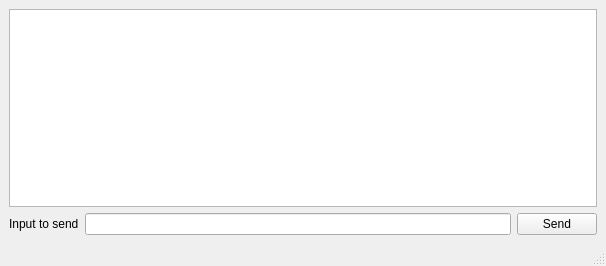
alexanderrll/boost, file boost_asio/asio_server/mainwindowserver.ui: the form before one commit.
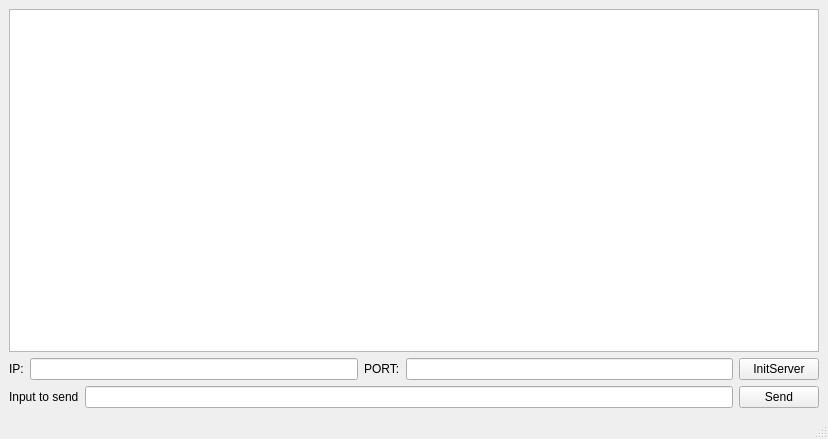
The form after the commit.

Commit message: server init, but client disconnected

```diff
--- a/boost_asio/asio_server/mainwindowserver.ui
+++ b/boost_asio/asio_server/mainwindowserver.ui
@@ -6,8 +6,8 @@
    <rect>
     <x>0</x>
     <y>0</y>
-    <width>606</width>
-    <height>266</height>
+    <width>828</width>
+    <height>439</height>
    </rect>
   </property>
   <property name="windowTitle">
@@ -18,6 +18,37 @@
     <item>
      <widget class="QTextEdit" name="te_Log"/>
     </item>
+    <item>
+     <layout class="QHBoxLayout" name="horizontalLayout">
+      <item>
+       <widget class="QLabel" name="label_2">
+        <property name="text">
+         <string>IP:</string>
+        </property>
+       </widget>
+      </item>
+      <item>
+       <widget class="QLineEdit" name="le_IP"/>
+      </item>
+      <item>
+       <widget class="QLabel" name="label_3">
+        <property name="text">
+         <string>PORT:</string>
+        </property>
+       </widget>
+      </item>
+      <item>
+       <widget class="QLineEdit" name="le_PORT"/>
+      </item>
+      <item>
+       <widget class="QPushButton" name="pb_InitServer">
+        <property name="text">
+         <string>InitServer</string>
+        </property>
+       </widget>
+      </item>
+     </layout>
+    </item>
     <item>
      <layout class="QHBoxLayout" name="horizontalLayout_2">
       <item>
```
Left out of the diff: 2 changed lines with no effect on the pictures. The commit also changes 12 other files.
